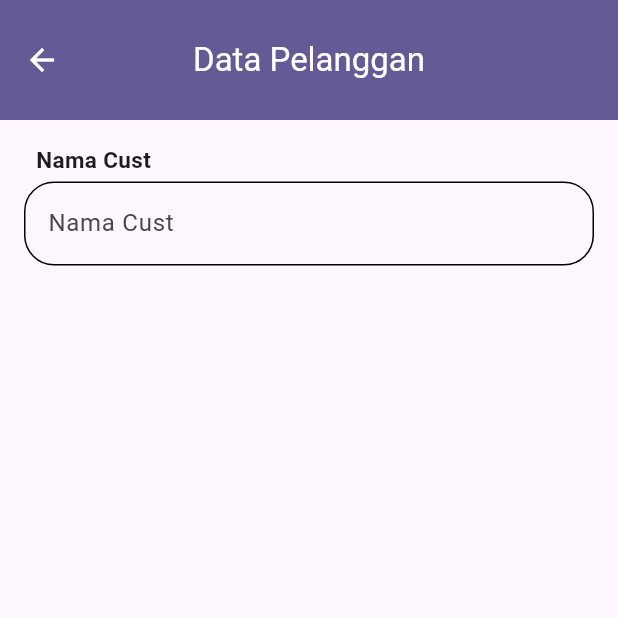
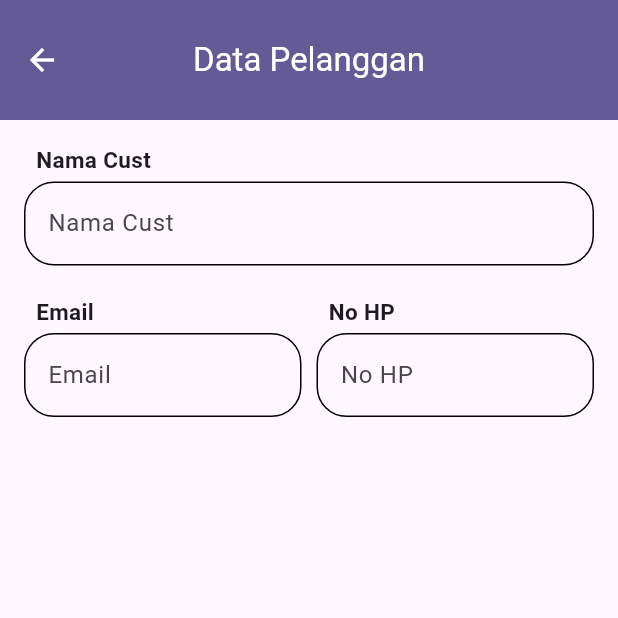
Before and after one commit to emzhran/20220140118_UCP1Flutter, a Flutter app: the DataPelanggan screen opened directly, on a phone screen of 412 x 824 dp, the top half of it. Run offline on Flutter 3.47's test engine with Material 3 defaults, Android fonts, the phone set to English and light mode, and no system bars.

Commit message:
menambahkan TextFormField untuk input email dan no hp

```diff
--- a/lib/data_pelanggan.dart
+++ b/lib/data_pelanggan.dart
@@ -62,6 +62,86 @@ class _DataPelangganState extends State<DataPelanggan> {
                 return null;
               },
             ),
+            const SizedBox(height: 20),
+            Row(
+              children: [
+                Expanded(
+                  child: Column(
+                    crossAxisAlignment: CrossAxisAlignment.start,
+                    children: [
+                      Padding(
+                        padding: EdgeInsets.only(left: 8.0),
+                        child: Text(
+                          'Email',
+                          style: TextStyle(
+                            fontSize: 15,
+                            fontWeight: FontWeight.bold,
+                          ),
+                        ),
+                      ),
+                      const SizedBox(height: 4),
+                      TextFormField(
+                        controller: emailController,
+                        decoration: InputDecoration(
+                          border: OutlineInputBorder(
+                            borderRadius: BorderRadius.circular(20.0),
+                          ),
+                          enabledBorder: OutlineInputBorder(
+                            borderRadius: BorderRadius.circular(20.0),
+                            borderSide: BorderSide(color: Colors.black),
+                          ),
+                          hintText: 'Email',
+                        ),
+                        validator: (value) {
+                          if (value == null || value.isEmpty) {
+                            return 'Email tidak boleh kosong';
+                          }
+                          return null;
+                        },
+                      ),
+                    ],
+                  ),
+                ),
+                const SizedBox(width: 10),
+                Expanded(
+                  child: Column(
+                    crossAxisAlignment: CrossAxisAlignment.start,
+                    children: [
+                      Padding(
+                        padding: EdgeInsets.only(left: 8.0),
+                        child: Text(
+                          'No HP',
+                          style: TextStyle(
+                            fontSize: 15,
+                            fontWeight: FontWeight.bold,
+                          ),
+                        ),
+                      ),
+                      const SizedBox(height: 4),
+                      TextFormField(
+                        controller: noHpController,
+                        decoration: InputDecoration(
+                          border: OutlineInputBorder(
+                            borderRadius: BorderRadius.circular(20.0),
+                          ),
+                          enabledBorder: OutlineInputBorder(
+                            borderRadius: BorderRadius.circular(20.0),
+                            borderSide: BorderSide(color: Colors.black),
+                          ),
+                          hintText: 'No HP',
+                        ),
+                        validator: (value) {
+                          if (value == null || value.isEmpty) {
+                            return 'No HP tidak boleh kosong';
+                          }
+                          return null;
+                        },
+                      ),
+                    ],
+                  ),
+                ),
+              ],
+            ),
           ],
         ),
       ),
```
